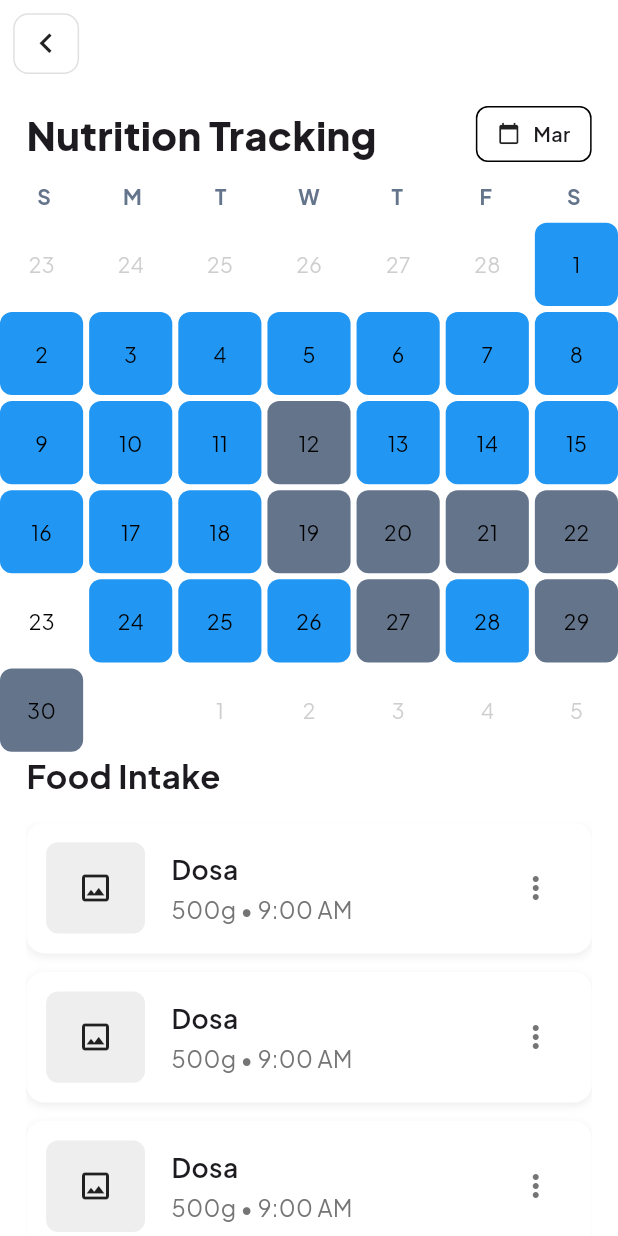
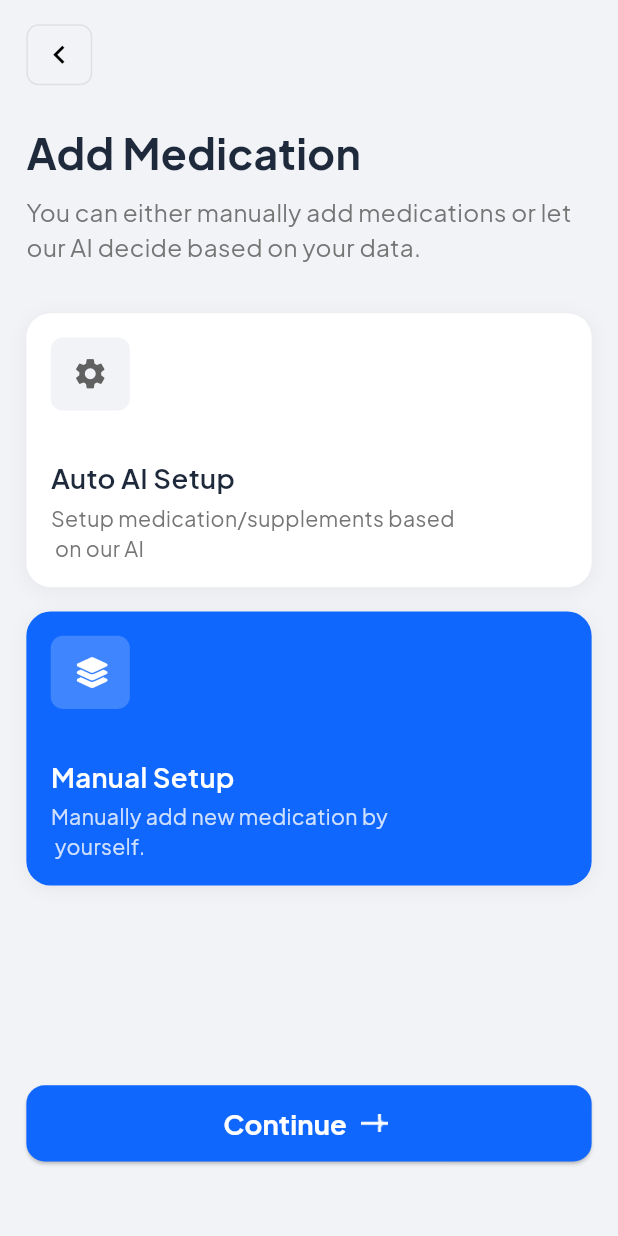
Before and after one commit to Di-Twin/Di-Twin, a Flutter app: the screen it shows after launch, on a phone screen of 412 x 824 dp. Run offline on Flutter 3.47's test engine with Material 3 defaults, Android fonts, the phone set to English and light mode, and no system bars; our stand-ins replace country_code_picker, dotted_border, firebase_auth, firebase_core, flutter_riverpod, flutter_screenutil and 8 more; missing offline and left inert: ditwin_country_code; accounts and stored records are empty.

Commit message:
enhance onboarding flow with data handling and added a medication screen

```diff
--- /dev/null
+++ b/client/lib/features/medication_management/medication_add_medication.dart
@@ -0,0 +1,238 @@
+import 'package:client/widgets/CustomButton.dart';
+import 'package:flutter/material.dart';
+import 'package:flutter_riverpod/flutter_riverpod.dart';
+import 'package:flutter_screenutil/flutter_screenutil.dart';
+import 'package:flutter_svg/flutter_svg.dart';
+import 'package:font_awesome_flutter/font_awesome_flutter.dart';
+import 'package:google_fonts/google_fonts.dart';
+
+// State provider to track which option is selected
+final selectedOptionProvider = StateProvider<String>((ref) => 'manual');
+
+class AddMedication extends ConsumerWidget {
+  const AddMedication({Key? key}) : super(key: key);
+
+  @override
+  Widget build(BuildContext context, WidgetRef ref) {
+    final selectedOption = ref.watch(selectedOptionProvider);
+
+    return Scaffold(
+      backgroundColor: const Color(0xFFF2F3F7),
+      body: SafeArea(
+        child: Padding(
+          padding: EdgeInsets.symmetric(horizontal: 16.w),
+          child: Column(
+            crossAxisAlignment: CrossAxisAlignment.start,
+            children: [
+              SizedBox(height: 16.h),
+              // Back button
+              InkWell(
+                onTap: () => Navigator.pop(context),
+                child: Container(
+                  width: 40.w,
+                  height: 40.h,
+                  decoration: BoxDecoration(
+                    border: Border.all(color: Colors.grey.shade300),
+                    borderRadius: BorderRadius.circular(8.r),
+                  ),
+                  child: Center(
+                    child: Icon(
+                      Icons.chevron_left,
+                      size: 24.sp,
+                      color: Colors.black,
+                    ),
+                  ),
+                ),
+              ),
+              SizedBox(height: 24.h),
+              // Title
+              Text(
+                'Add Medication',
+                style: GoogleFonts.plusJakartaSans(
+                  fontSize: 28.sp,
+                  fontWeight: FontWeight.bold,
+                  color: const Color(0xFF1E293B),
+                ),
+              ),
+              SizedBox(height: 8.h),
+              // Subtitle
+              Text(
+                'You can either manually add medications or let our AI decide based on your data.',
+                style: GoogleFonts.plusJakartaSans(
+                  fontSize: 16.sp,
+                  color: Colors.grey.shade600,
+                  height: 1.4,
+                ),
+              ),
+              SizedBox(height: 32.h),
+              // AI Setup Option
+              GestureDetector(
+                onTap: () => ref.read(selectedOptionProvider.notifier).state = 'ai',
+                child: Container(
+                  width: double.infinity,
+                  height: 180.h, // Increased height
+                  padding: EdgeInsets.all(16.r),
+                  decoration: BoxDecoration(
+                    color: selectedOption == 'ai'
+                        ? const Color(0xFF2563EB)
+                        : Colors.white,
+                    borderRadius: BorderRadius.circular(16.r),
+                    boxShadow: [
+                      BoxShadow(
+                        color: Colors.black.withOpacity(0.05),
+                        blurRadius: 10,
+                        offset: const Offset(0, 2),
+                      ),
+                    ],
+                  ),
+                  child: Column(
+                    crossAxisAlignment: CrossAxisAlignment.start,
+                    children: [
+                      Container(
+                        width: 48.w,
+                        height: 48.h,
+                        decoration: BoxDecoration(
+                          color: selectedOption == 'ai'
+                              ? Colors.white.withOpacity(0.2)
+                              : const Color(0xFFF2F3F7),
+                          borderRadius: BorderRadius.circular(8.r),
+                        ),
+                        child: Center(
+                          child: Icon(
+                            Icons.settings,
+                            color: selectedOption == 'ai'
+                                ? Colors.white
+                                : Colors.grey.shade700,
+                            size: 24.sp,
+                          ),
+                        ),
+                      ),
+                      const Spacer(), // Pushes the text to the bottom
+                      Column(
+                        crossAxisAlignment: CrossAxisAlignment.start,
+                        children: [
+                          Text(
+                            'Auto AI Setup',
+                            style: GoogleFonts.plusJakartaSans(
+                              fontSize: 18.sp,
+                              fontWeight: FontWeight.w600,
+                              color: selectedOption == 'ai'
+                                  ? Colors.white
+                                  : const Color(0xFF1E293B),
+                            ),
+                          ),
+                          SizedBox(height: 4.h),
+                          Text(
+                            'Setup medication/supplements based \n on our AI',
+                            style: GoogleFonts.plusJakartaSans(
+                              fontSize: 14.sp,
+                              color: selectedOption == 'ai'
+                                  ? Colors.white.withOpacity(0.8)
+                                  : Colors.grey.shade600,
+                            ),
+                          ),
+                        ],
+                      ),
+                    ],
+                  ),
+                ),
+              ),
+              SizedBox(height: 16.h),
+              // Manual Setup Option
+              GestureDetector(
+                onTap: () => ref.read(selectedOptionProvider.notifier).state = 'manual',
+                child: Container(
+                  width: double.infinity,
+                  height: 180.h, // Increased height
+                  padding: EdgeInsets.all(16.r),
+                  decoration: BoxDecoration(
+                    color: selectedOption == 'manual'
+                        ? const Color(0xFF0F67FE)
+                        : Colors.white,
+                    borderRadius: BorderRadius.circular(16.r),
+                    boxShadow: [
+                      BoxShadow(
+                        color: Colors.black.withOpacity(0.05),
+                        blurRadius: 10,
+                        offset: const Offset(0, 2),
+                      ),
+                    ],
+                  ),
+                  child: Column(
+                    crossAxisAlignment: CrossAxisAlignment.start,
+                    children: [
+                      Container(
+                        width: 48.w,
+                        height: 48.h,
+                        decoration: BoxDecoration(
+                          color: selectedOption == 'manual'
+                              ? Colors.white.withOpacity(0.2)
+                              : const Color(0xFFF2F3F7),
+                          borderRadius: BorderRadius.circular(8.r),
+                        ),
+                        child: Center(
+                          child: Icon(
+                            FontAwesomeIcons.layerGroup,
+                            color: selectedOption == 'manual'
+                                ? Colors.white
+                                : Colors.grey.shade700,
+                            size: 20.sp,
+                          ),
+                        ),
+                      ),
+                      const Spacer(), // Pushes the text to the bottom
+                      Column(
+                        crossAxisAlignment: CrossAxisAlignment.start,
+                        children: [
+                          Text(
+                            'Manual Setup',
+                            style: GoogleFonts.plusJakartaSans(
+                              fontSize: 18.sp,
+                              fontWeight: FontWeight.w600,
+                              color: selectedOption == 'manual'
+                                  ? Colors.white
+                                  : const Color(0xFF1E293B),
+                            ),
+                          ),
+                          SizedBox(height: 4.h),
+                          Text(
+                            'Manually add new medication by \n yourself.',
+                            style: GoogleFonts.plusJakartaSans(
+                              fontSize: 14.sp,
+                              color: selectedOption == 'manual'
+                                  ? Colors.white.withOpacity(0.8)
+                                  : Colors.grey.shade600,
+                            ),
+                          ),
+                        ],
+                      ),
+                    ],
+                  ),
+                ),
+              ),
+                            const Spacer(),
+                            const Spacer(),
+
+              // Continue Button
+              Padding(
+                padding: EdgeInsets.only(bottom: 24.h),
+                child: CustomButton(
+                  text: 'Continue',
+                  iconPath: 'images/SignInAddIcon.png',
+                  onPressed: () {
+                    // Navigate to next screen based on selection
+                    if (selectedOption == 'ai') {
+                      // Navigate to AI setup
+                    } else {
+                      // Navigate to manual setup
+                    }
+                  },
+                ),
+              ),
+            ],
+          ),
+        ),
+      ),
+    );
+  }
+}
--- a/client/lib/features/welcome/OnboardingPage.dart
+++ b/client/lib/features/welcome/OnboardingPage.dart
@@ -1,9 +1,15 @@
+import 'package:client/data/API/onboarding_data.dart';
 import 'package:flutter/material.dart';
 import 'package:google_fonts/google_fonts.dart';
 import 'package:flutter_screenutil/flutter_screenutil.dart';
+import 'package:flutter_riverpod/flutter_riverpod.dart';
 import 'package:client/widgets/ProgressBar.dart';
+import 'package:client/data/providers/onboarding_provider.dart';
 
-class OnboardingPage extends StatefulWidget {
+// Import the function from wherever it's defined
+// import 'package:client/utils/profile_update.dart';
+
+class OnboardingPage extends ConsumerStatefulWidget {
   final VoidCallback onSkip;
   final VoidCallback onComplete;
 
@@ -14,10 +20,10 @@ class OnboardingPage extends StatefulWidget {
   });
 
   @override
-  State<OnboardingPage> createState() => _OnboardingPageState();
+  ConsumerState<OnboardingPage> createState() => _OnboardingPageState();
 }
 
-class _OnboardingPageState extends State<OnboardingPage> {
+class _OnboardingPageState extends ConsumerState<OnboardingPage> {
   int currentStep = 0;
   final int totalSteps = 5;
 
@@ -53,14 +59,26 @@ class _OnboardingPageState extends State<OnboardingPage> {
     },
   ];
 
-  void _handleNext() {
+  void _handleNext() async {
     if (currentStep < totalSteps - 1) {
       setState(() {
         currentStep++;
       });
     } else {
+      // On the last step, send data to backend before navigating
+      await updateUserHealthProfile(ref);
+
+      // Then navigate to signup page and call the complete callback
+      widget.onComplete();
       Navigator.pushReplacementNamed(context, '/signup');
     }
+  }
+
+  void _handleSkip() async {
+    // Even if skipped, we might want to send whatever data we've collected
+    await updateUserHealthProfile(ref);
+    widget.onSkip();
+    Navigator.pushReplacementNamed(context, '/signup');
   }
 
   @override
@@ -94,12 +112,7 @@ class _OnboardingPageState extends State<OnboardingPage> {
                           // Keep the Skip button's space even on the last step
                           currentStep < totalSteps - 1
                               ? TextButton(
-                                onPressed: () {
-                                  Navigator.pushReplacementNamed(
-                                    context,
-                                    '/signup',
-                                  );
-                                },
+                                onPressed: _handleSkip,
                                 child: Text(
                                   'Skip',
                                   style: TextStyle(
--- a/client/lib/main.dart
+++ b/client/lib/main.dart
@@ -17,6 +17,7 @@ import 'package:client/features/health_assessment/health_assessment_loading.dart
 import 'package:client/features/health_assessment/health_assessment_height.dart';
 import 'package:client/features/health_assessment/health_assessment_score.dart';
 import 'package:client/features/health_assessment/health_assessment_weight.dart';
+import 'package:client/features/medication_management/medication_add_medication.dart';
 import 'package:client/features/welcome/StartPage.dart';
 import 'package:client/features/welcome/WelcomePage.dart';
 import 'package:flutter/material.dart';
@@ -99,7 +100,8 @@ class MyApp extends StatelessWidget {
                 '/dashboard/activity/nutrition': (context) => const ActivityNutrition(),
                 '/dashboard/activity/steps': (context) => const ActivitySteps(),
                 '/fhdasupihfas': (context) => FoodLogsIntelligence(),
-                '/': (context) => const FoodLogsNutritionTracker()
+                '/abifuahdi': (context) => const FoodLogsNutritionTracker(),
+                '/': (context) => const AddMedication(),
               },
 
             );
--- a/client/lib/widgets/CustomButton.dart
+++ b/client/lib/widgets/CustomButton.dart
@@ -21,7 +21,7 @@ class CustomButton extends StatelessWidget {
         ElevatedButton(
           onPressed: onPressed, // Navigation function
           style: ElevatedButton.styleFrom(
-            minimumSize: Size(double.infinity, 40.h),
+            minimumSize: Size(double.infinity, 50.h),
             backgroundColor: const Color(0xFF0F67FE),
             shape: RoundedRectangleBorder(
               borderRadius: BorderRadius.circular(12.r),
```
